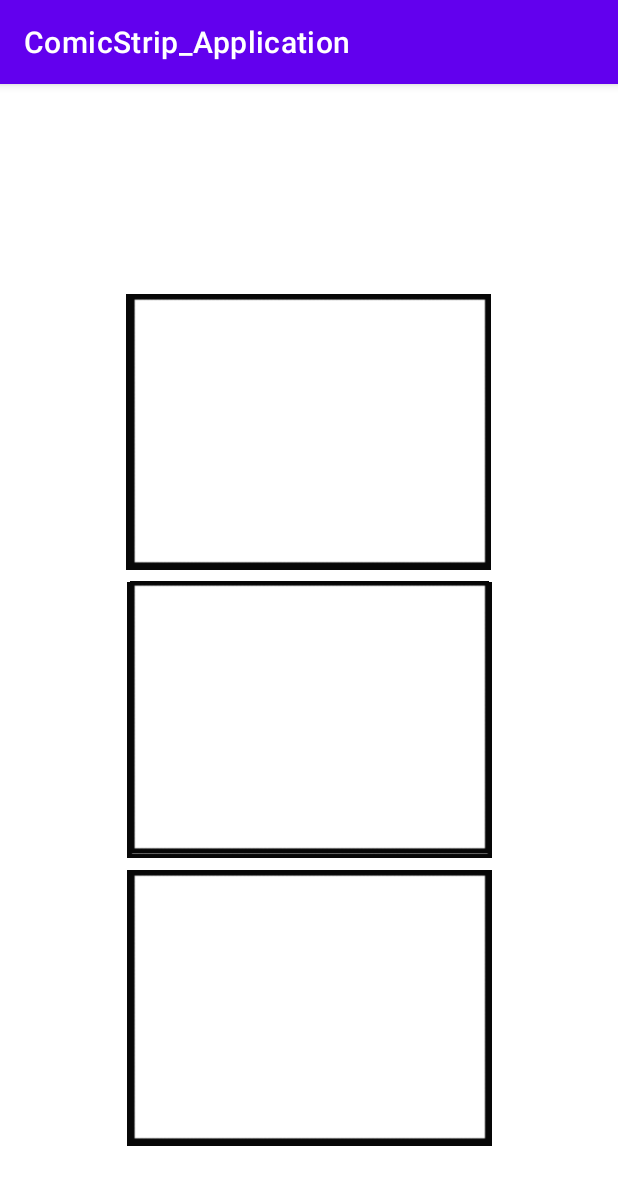
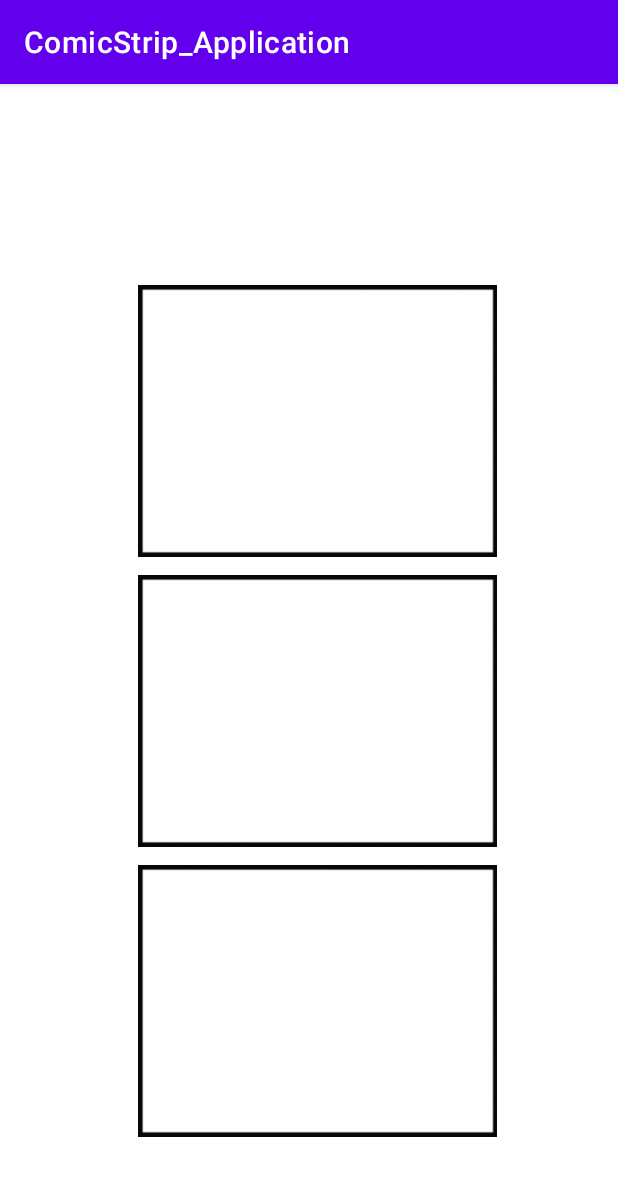
Before and after one commit to stevoh30/ComicStrip_Application, an Android app: the Activity_Template1 screen opened directly, with no data from a screen before it, on a phone screen of 412 x 824 dp. Shown: the top 1185 px of the screen. Run offline under Robolectric (Android 15) with nearby library versions, the phone set to English and light mode, and no system bars.

Commit message:
Changes to template1
Attempt to fix template 1 photo functionality

```diff
--- a/app/src/main/AndroidManifest.xml
+++ b/app/src/main/AndroidManifest.xml
@@ -1,6 +1,11 @@
 <?xml version="1.0" encoding="utf-8"?>
 <manifest xmlns:android="http://schemas.android.com/apk/res/android"
     package="com.example.comicstrip_application">
+
+    <!-- Add read permission -->
+    <uses-permission android:name="android.permission.READ_EXTERNAL_STORAGE"/>
+    <!-- Add camera permission -->
+    <uses-permission android:name="android.permission.WRITE_EXTERNAL_STORAGE"/>
 
     <application
         android:allowBackup="true"
--- a/app/src/main/res/layout/activity__template1.xml
+++ b/app/src/main/res/layout/activity__template1.xml
@@ -7,66 +7,30 @@
     tools:context=".Activity_Template1">
 
     <ImageView
-        android:id="@+id/imageViewOutline1"
-        android:layout_width="246dp"
-        android:layout_height="184dp"
-        android:layout_marginBottom="8dp"
-        app:layout_constraintBottom_toTopOf="@+id/imageViewOutline2"
+        android:id="@+id/imageViewPhoto3"
+        android:layout_width="239dp"
+        android:layout_height="185dp"
+        android:layout_marginBottom="64dp"
+        android:contentDescription="@string/todo"
+        app:layout_constraintBottom_toBottomOf="parent"
         app:layout_constraintEnd_toEndOf="parent"
-        app:layout_constraintHorizontal_bias="0.496"
+        app:layout_constraintHorizontal_bias="0.534"
         app:layout_constraintStart_toStartOf="parent"
-        app:layout_constraintTop_toTopOf="parent"
-        app:layout_constraintVertical_bias="1.0"
-        app:srcCompat="@drawable/blank_image2"
-        android:contentDescription="@string/todo" />
+        app:srcCompat="@drawable/blank_image2" />
 
     <ImageView
         android:id="@+id/imageViewPhoto1"
         android:layout_width="239dp"
         android:layout_height="185dp"
+        android:layout_marginTop="80dp"
         android:layout_marginBottom="8dp"
         android:contentDescription="@string/todo"
-        app:layout_constraintBottom_toTopOf="@+id/imageViewOutline2"
+        app:layout_constraintBottom_toTopOf="@+id/imageViewPhoto2"
         app:layout_constraintEnd_toEndOf="parent"
+        app:layout_constraintHorizontal_bias="0.534"
         app:layout_constraintStart_toStartOf="parent"
         app:layout_constraintTop_toTopOf="parent"
         app:layout_constraintVertical_bias="1.0"
-        app:srcCompat="@drawable/blank_image2" />
-
-    <ImageView
-        android:id="@+id/imageViewOutline3"
-        android:layout_width="246dp"
-        android:layout_height="184dp"
-        android:layout_marginBottom="60dp"
-        app:layout_constraintBottom_toBottomOf="parent"
-        app:layout_constraintEnd_toEndOf="parent"
-        app:layout_constraintHorizontal_bias="0.503"
-        app:layout_constraintStart_toStartOf="parent"
-        app:srcCompat="@drawable/blank_image2"
-        android:contentDescription="@string/todo" />
-
-    <ImageView
-        android:id="@+id/imageViewPhoto3"
-        android:layout_width="239dp"
-        android:layout_height="185dp"
-        android:contentDescription="@string/todo"
-        app:layout_constraintBottom_toBottomOf="parent"
-        app:layout_constraintEnd_toEndOf="parent"
-        app:layout_constraintStart_toStartOf="parent"
-        app:layout_constraintTop_toBottomOf="@+id/imageViewPhoto2"
-        app:layout_constraintVertical_bias="0.117"
-        app:srcCompat="@drawable/blank_image2" />
-
-    <ImageView
-        android:id="@+id/imageViewOutline2"
-        android:layout_width="246dp"
-        android:layout_height="184dp"
-        android:layout_marginBottom="8dp"
-        android:contentDescription="@string/todo"
-        app:layout_constraintBottom_toTopOf="@+id/imageViewOutline3"
-        app:layout_constraintEnd_toEndOf="parent"
-        app:layout_constraintHorizontal_bias="0.503"
-        app:layout_constraintStart_toStartOf="parent"
         app:srcCompat="@drawable/blank_image2" />
 
     <ImageView
@@ -75,11 +39,10 @@
         android:layout_height="185dp"
         android:layout_marginBottom="8dp"
         android:contentDescription="@string/todo"
-        app:layout_constraintBottom_toTopOf="@+id/imageViewOutline3"
+        app:layout_constraintBottom_toTopOf="@+id/imageViewPhoto3"
         app:layout_constraintEnd_toEndOf="parent"
+        app:layout_constraintHorizontal_bias="0.534"
         app:layout_constraintStart_toStartOf="parent"
-        app:layout_constraintTop_toBottomOf="@+id/imageViewOutline1"
-        app:layout_constraintVertical_bias="0.818"
         app:srcCompat="@drawable/blank_image2" />
 
 </androidx.constraintlayout.widget.ConstraintLayout>
```
